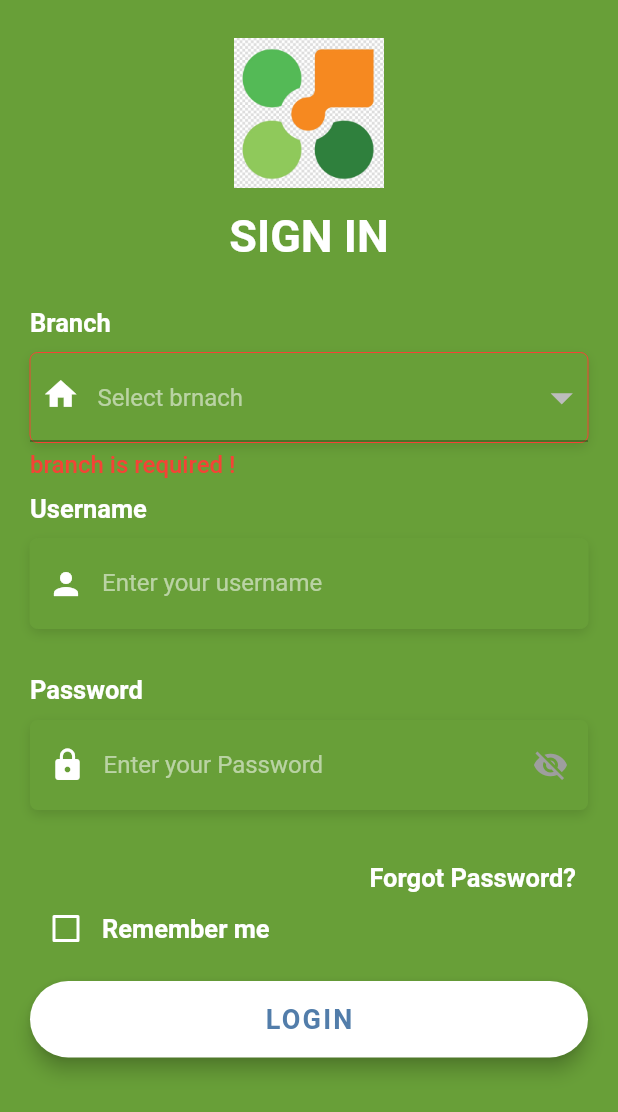
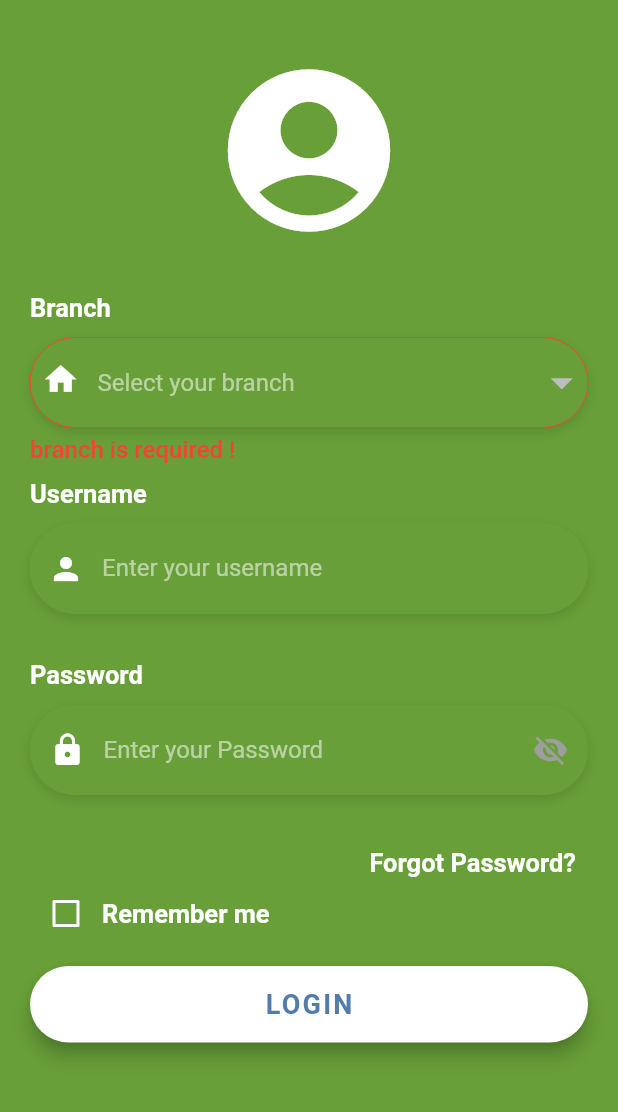
Before and after one commit to PHANIT-VONG/KERNEL-Point-Of-Sale, a Flutter app: the screen it shows after launch, after a tap on "LOGIN", on a phone screen of 412 x 824 dp. Shown: the top 1112 px of the screen. Run offline on Flutter 3.47's test engine with Material 2 defaults, Android fonts, the light colour scheme and no system bars; our stand-ins replace cached_network_image, connectivity, data_connection_checker, equatable, flutter_bloc, flutter_switch and 3 more; missing offline and left inert: blue_thermal_printer, esc_pos_bluetooth, esc_pos_utils, flutter_bluetooth_basic, flutter_pagewise, flutter_session; accounts and stored records are empty; network calls fail; Roboto replaces fonts that are missing (Laila, OpenSans).

Commit message:
Update code

```diff
--- a/lib/screen/login_screen.dart
+++ b/lib/screen/login_screen.dart
@@ -57,7 +57,7 @@ class _LoginScreenState extends State<LoginScreen> {
                   : Colors.red, //                   <--- border color
               width: _withBranch ? 0.0 : 2.0,
             ),
-            borderRadius: BorderRadius.circular(5.0),
+            borderRadius: BorderRadius.circular(30.0),
             boxShadow: [
               BoxShadow(
                 color: Colors.black12,
@@ -74,10 +74,13 @@ class _LoginScreenState extends State<LoginScreen> {
                 elevation: 0,
                 iconSize: 35,
                 isExpanded: true,
+                decoration: InputDecoration(
+                  border: InputBorder.none,
+                ),
                 hint: Padding(
                   padding: const EdgeInsets.only(left: 45),
                   child: Text(
-                    "Select brnach",
+                    "Select your branch",
                     style: kHintTextStyle,
                   ),
                 ),
@@ -144,7 +147,7 @@ class _LoginScreenState extends State<LoginScreen> {
                   : Colors.red, //                   <--- border color
               width: _withUsername ? 0.0 : 1,
             ),
-            borderRadius: BorderRadius.circular(5.0),
+            borderRadius: BorderRadius.circular(30.0),
             boxShadow: [
               BoxShadow(
                 color: Colors.black12,
@@ -209,7 +212,7 @@ class _LoginScreenState extends State<LoginScreen> {
                   : Colors.red, //                   <--- border color
               width: _withPass ? 0.0 : 1,
             ),
-            borderRadius: BorderRadius.circular(5.0),
+            borderRadius: BorderRadius.circular(30.0),
             boxShadow: [
               BoxShadow(
                 color: Colors.black12,
@@ -391,6 +394,8 @@ class _LoginScreenState extends State<LoginScreen> {
                 FlutterSession().set("systemType", 'krms');
                 FlutterSession().set("userId", status.userId);
                 FlutterSession().set("branchId", status.branchId);
+                FlutterSession().set("branchName", status.branchId);
+                FlutterSession().set("userName", _username.text);
                 Navigator.pop(context);
                 Navigator.popAndPushNamed(
                   context,
@@ -399,10 +404,8 @@ class _LoginScreenState extends State<LoginScreen> {
               }
             }
           } else {
-            Scaffold.of(context).showSnackBar(
-              SnackBar(
-                content: Text("No Internet Connection !"),
-              ),
+            ScaffoldMessenger.of(context).showSnackBar(
+              SnackBar(content: Text('No Internet Connection !')),
             );
           }
         },
@@ -500,27 +503,32 @@ class _LoginScreenState extends State<LoginScreen> {
                   child: Column(
                     mainAxisAlignment: MainAxisAlignment.center,
                     children: <Widget>[
-                      SizedBox(height: 5),
-                      Container(
-                        height: 100,
-                        width: 100,
-                        child: Center(
-                          child: Image.asset('images/poskernel.jpg',
-                              fit: BoxFit.cover),
-                        ),
+                      SizedBox(height: 15),
+                      Icon(
+                        Icons.account_circle_rounded,
+                        size: 130,
+                        color: Colors.white,
                       ),
-                      SizedBox(
-                        height: 15,
-                      ),
-                      Text(
-                        'SIGN IN',
-                        style: TextStyle(
-                          color: Colors.white,
-                          fontFamily: 'OpenSans',
-                          fontSize: 30.0,
-                          fontWeight: FontWeight.bold,
-                        ),
-                      ),
+                      // Container(
+                      //   height: 100,
+                      //   width: 100,
+                      //   child: Center(
+                      //     child: Image.asset('images/poskernel.jpg',
+                      //         fit: BoxFit.cover),
+                      //   ),
+                      // ),
+                      // SizedBox(
+                      //   height: 15,
+                      // ),
+                      // Text(
+                      //   'SIGN IN',
+                      //   style: TextStyle(
+                      //     color: Colors.white,
+                      //     fontFamily: 'OpenSans',
+                      //     fontSize: 30.0,
+                      //     fontWeight: FontWeight.bold,
+                      //   ),
+                      // ),
                       SizedBox(height: 30.0),
                       _builBranch(),
                       SizedBox(
@@ -543,6 +551,16 @@ class _LoginScreenState extends State<LoginScreen> {
           ),
         ),
       ),
+      // bottomNavigationBar: BottomAppBar(
+      //   elevation: 0,
+      //   color: Color(0xFF689F38),
+      //   child: Padding(
+      //     padding: const EdgeInsets.symmetric(
+      //       horizontal: 20,
+      //     ),
+      //     child: _buildLoginBtn(),
+      //   ),
+      // ),
     );
   }
 
@@ -551,7 +569,7 @@ class _LoginScreenState extends State<LoginScreen> {
       context: context,
       builder: (_) => Center(
         child: Container(
-          width: 110.0,
+          width: 130.0,
           height: 92.0,
           decoration: BoxDecoration(
             color: Colors.white,
@@ -562,7 +580,7 @@ class _LoginScreenState extends State<LoginScreen> {
             children: [
               CircularProgressIndicator(
                 backgroundColor: Colors.green,
-                valueColor: AlwaysStoppedAnimation<Color>(Colors.red),
+                valueColor: AlwaysStoppedAnimation<Color>(Colors.white),
               ),
               Container(
                 margin: EdgeInsets.only(top: 8),
--- a/lib/widget/globle_drawer_widget.dart
+++ b/lib/widget/globle_drawer_widget.dart
@@ -26,6 +26,8 @@ class GlobleDrawerWidget extends StatefulWidget {
 }
 
 class _GlobleDrawerWidgetState extends State<GlobleDrawerWidget> {
+  var branchName = FlutterSession().get("branchName");
+  var userName = FlutterSession().get("userName");
   @override
   Widget build(BuildContext context) {
     return Drawer(
@@ -37,7 +39,7 @@ class _GlobleDrawerWidgetState extends State<GlobleDrawerWidget> {
               padding: EdgeInsets.all(0),
               child: UserAccountsDrawerHeader(
                 accountName: Text(
-                  "Kernel Computer",
+                  '$branchName',
                   style: GoogleFonts.laila(
                     textStyle: TextStyle(
                       fontSize: 16.0,
@@ -47,7 +49,7 @@ class _GlobleDrawerWidgetState extends State<GlobleDrawerWidget> {
                   ),
                 ),
                 accountEmail: Text(
-                  "Kernel@gmail.com",
+                  '$userName',
                   style: GoogleFonts.laila(
                     textStyle: TextStyle(
                       fontSize: 16.0,
```
Also changed, not shown: lib/widget/review_receipt_widget.dart (+37 -2 lines).
